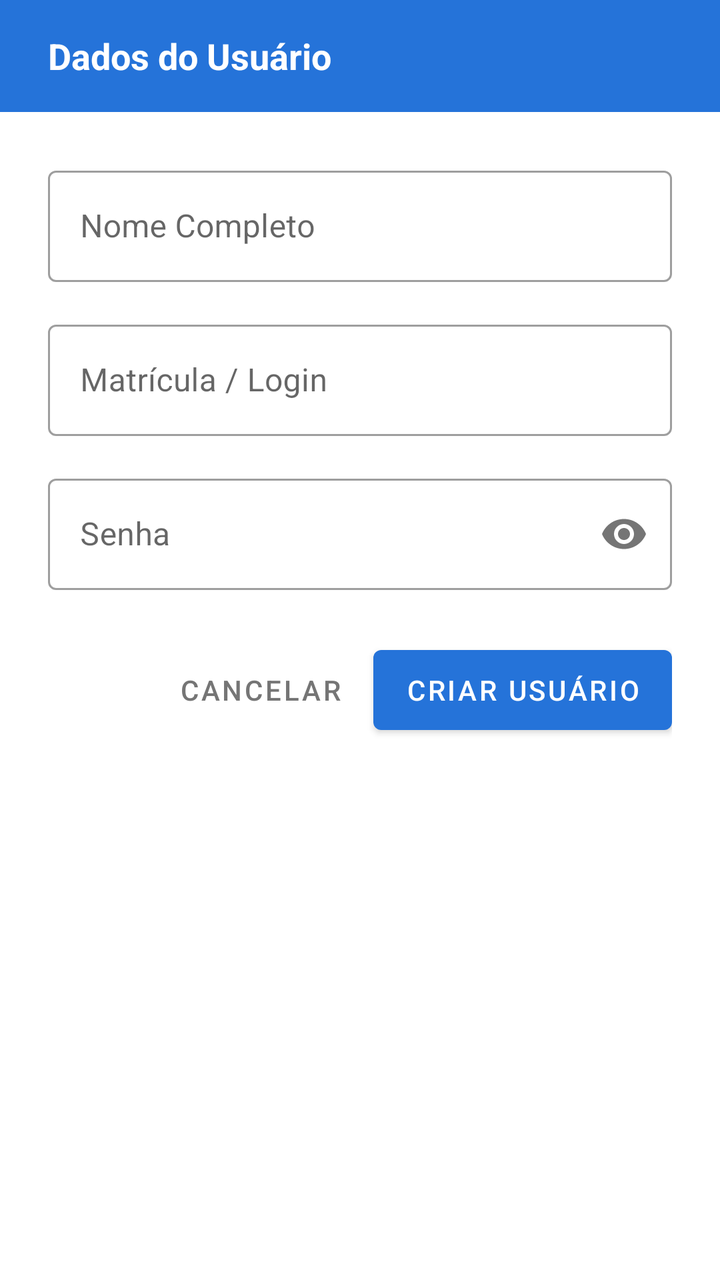
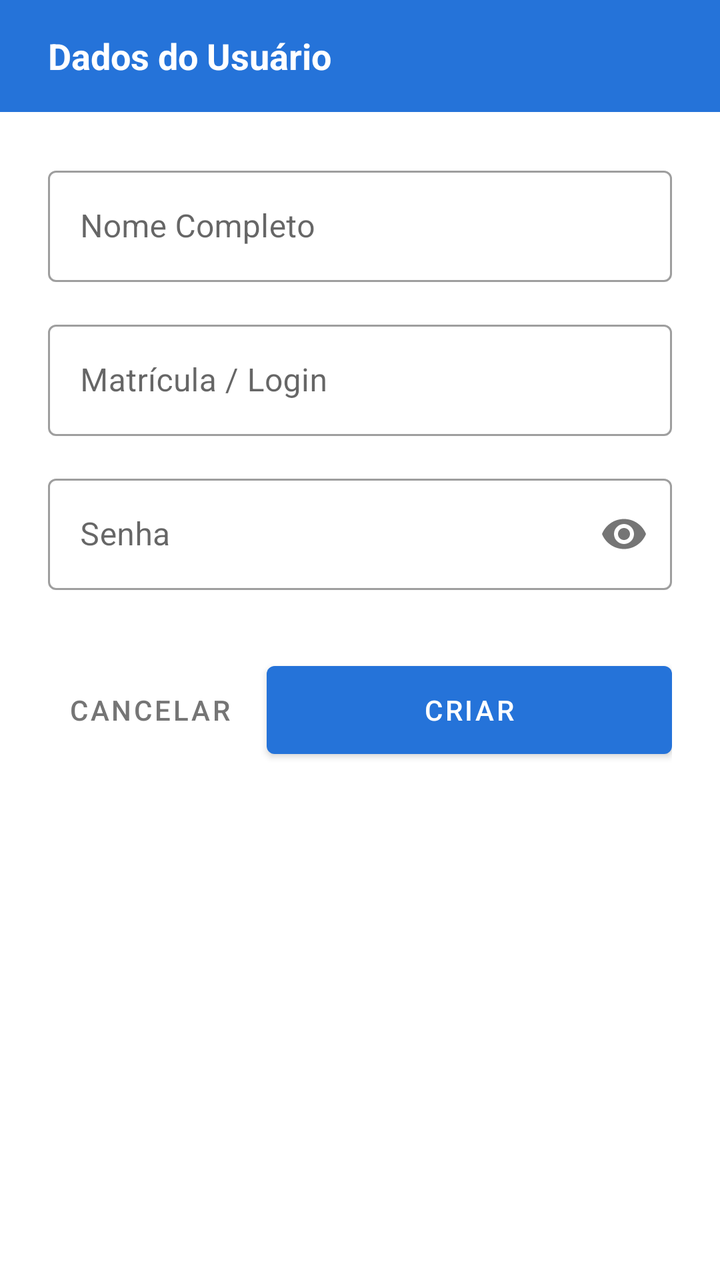

Compare the two renders of this Android layout. The source of the first and the diff that turns it into the second are given below.
<!-- AndroidManifest.xml: application theme Theme.ColetorPlus -->
<!-- res/layout/dialog_admin_novo_usuario.xml -->
<?xml version="1.0" encoding="utf-8"?>
<LinearLayout xmlns:android="http://schemas.android.com/apk/res/android"
    xmlns:app="http://schemas.android.com/apk/res-auto"
    android:layout_width="match_parent"
    android:layout_height="wrap_content"
    android:orientation="vertical"
    android:clipChildren="false"
    android:clipToPadding="false"
    android:background="?attr/colorSurface">

    
    <LinearLayout
        android:layout_width="match_parent"
        android:layout_height="56dp"
        android:background="?attr/colorPrimary"
        android:gravity="center_vertical"
        android:paddingHorizontal="24dp">

        <TextView
            android:layout_width="wrap_content"
            android:layout_height="wrap_content"
            android:text="Dados do Usuário"
            android:textColor="@android:color/white"
            android:textSize="18sp"
            android:textStyle="bold" />
    </LinearLayout>

    <LinearLayout
        android:layout_width="match_parent"
        android:layout_height="wrap_content"
        android:orientation="vertical"
        android:padding="24dp">

        <com.google.android.material.textfield.TextInputLayout
            android:id="@+id/tilNovoUsuarioNome"
            style="@style/Widget.MaterialComponents.TextInputLayout.OutlinedBox"
            android:layout_width="match_parent"
            android:layout_height="wrap_content"
            android:layout_marginBottom="16dp"
            android:hint="Nome Completo">

            <com.google.android.material.textfield.TextInputEditText
                android:id="@+id/etNovoUsuarioNome"
                android:layout_width="match_parent"
                android:layout_height="wrap_content"
                android:inputType="textCapWords" />
        </com.google.android.material.textfield.TextInputLayout>

        <com.google.android.material.textfield.TextInputLayout
            android:id="@+id/tilNovoUsuarioMatricula"
            style="@style/Widget.MaterialComponents.TextInputLayout.OutlinedBox"
            android:layout_width="match_parent"
            android:layout_height="wrap_content"
            android:layout_marginBottom="16dp"
            android:hint="Matrícula / Login">

            <com.google.android.material.textfield.TextInputEditText
                android:id="@+id/etNovoUsuarioMatricula"
                android:layout_width="match_parent"
                android:layout_height="wrap_content"
                android:inputType="text" />
        </com.google.android.material.textfield.TextInputLayout>

        <com.google.android.material.textfield.TextInputLayout
            android:id="@+id/tilNovoUsuarioSenha"
            style="@style/Widget.MaterialComponents.TextInputLayout.OutlinedBox"
            android:layout_width="match_parent"
            android:layout_height="wrap_content"
            android:layout_marginBottom="24dp"
            android:hint="Senha"
            app:passwordToggleEnabled="true">

            <com.google.android.material.textfield.TextInputEditText
                android:id="@+id/etNovoUsuarioSenha"
                android:layout_width="match_parent"
                android:layout_height="wrap_content"
                android:inputType="textPassword" />
        </com.google.android.material.textfield.TextInputLayout>

        
        <LinearLayout
            android:layout_width="match_parent"
            android:layout_height="wrap_content"
            android:orientation="horizontal"
            android:gravity="end">

            <com.google.android.material.button.MaterialButton
                android:id="@+id/btnCancelarUsuario"
                style="@style/Widget.MaterialComponents.Button.TextButton"
                android:layout_width="wrap_content"
                android:layout_height="52dp"
                android:text="CANCELAR"
                android:textColor="#757575"
                android:layout_marginEnd="8dp" />

            <com.google.android.material.button.MaterialButton
                android:id="@+id/btnSalvarUsuario"
                android:layout_width="wrap_content"
                android:layout_height="52dp"
                android:text="CRIAR USUÁRIO"
                android:textColor="@android:color/white"
                app:backgroundTint="?attr/colorPrimary" />
        </LinearLayout>

    </LinearLayout>
</LinearLayout>
<!-- resources referenced by this layout -->
<resources>
  <style name="Theme.ColetorPlus" parent="Theme.MaterialComponents.DayNight.DarkActionBar">
          
          <item name="colorPrimary">@color/purple_500</item>
          <item name="colorPrimaryVariant">@color/purple_700</item>
          <item name="colorOnPrimary">@color/white</item>
          
          <item name="colorSecondary">@color/teal_200</item>
          <item name="colorSecondaryVariant">@color/teal_700</item>
          <item name="colorOnSecondary">@color/black</item>
          
          <item name="android:statusBarColor">?attr/colorPrimaryVariant</item>
          
      </style>
  <color name="purple_500">#2573D9</color>
  <color name="purple_700">#2573D9</color>
  <color name="white">#F2F2F2</color>
  <color name="teal_200">#FF03DAC5</color>
  <color name="teal_700">#FF018786</color>
  <color name="black">#FF000000</color>
</resources>

<!-- the commit's change to res/layout/dialog_admin_novo_usuario.xml (unified diff, before → after) -->
@@ -82,22 +82,24 @@
             android:layout_width="match_parent"
             android:layout_height="wrap_content"
             android:orientation="horizontal"
-            android:gravity="end">
+            android:layout_marginTop="8dp">
 
             <com.google.android.material.button.MaterialButton
                 android:id="@+id/btnCancelarUsuario"
                 style="@style/Widget.MaterialComponents.Button.TextButton"
-                android:layout_width="wrap_content"
-                android:layout_height="52dp"
+                android:layout_width="0dp"
+                android:layout_height="56dp"
+                android:layout_weight="1"
                 android:text="CANCELAR"
                 android:textColor="#757575"
                 android:layout_marginEnd="8dp" />
 
             <com.google.android.material.button.MaterialButton
                 android:id="@+id/btnSalvarUsuario"
-                android:layout_width="wrap_content"
-                android:layout_height="52dp"
-                android:text="CRIAR USUÁRIO"
+                android:layout_width="0dp"
+                android:layout_height="56dp"
+                android:layout_weight="2"
+                android:text="CRIAR"
                 android:textColor="@android:color/white"
                 app:backgroundTint="?attr/colorPrimary" />
         </LinearLayout>
